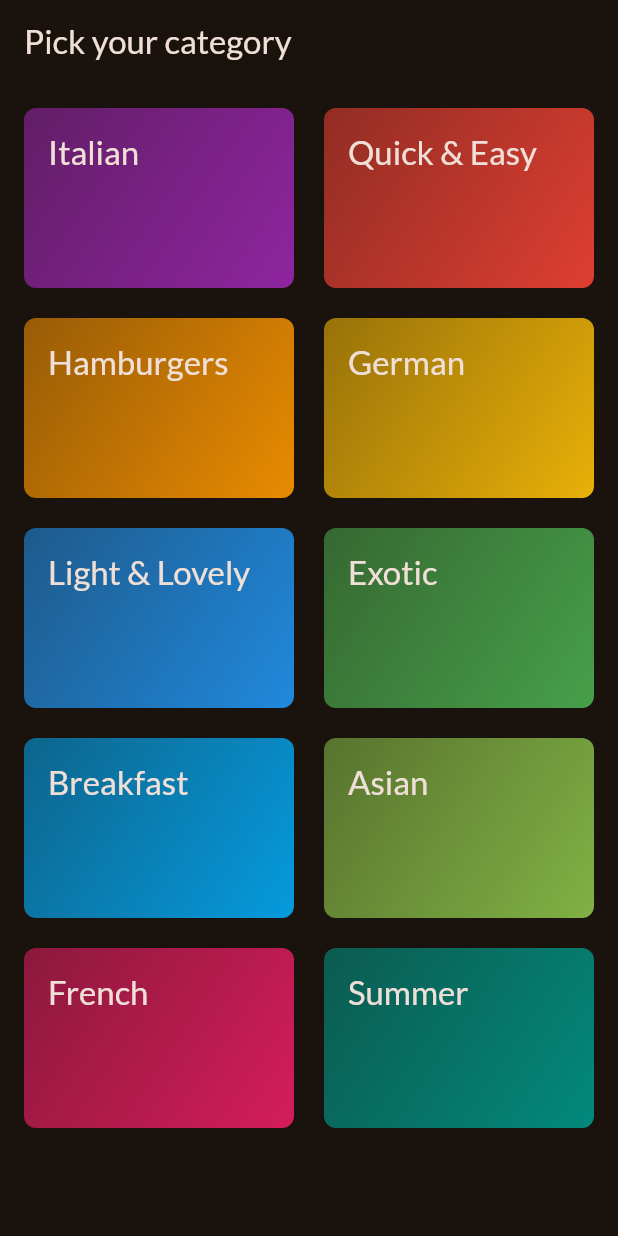
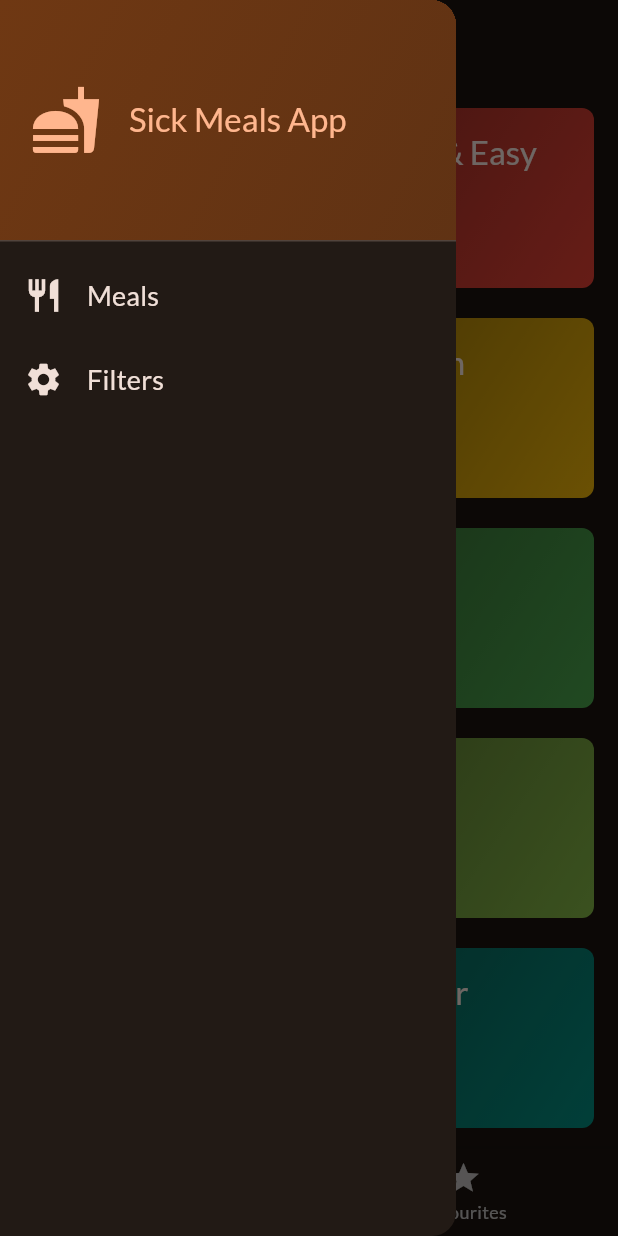
Before and after one commit to Niproblema/FoodApp, a Flutter app: the screen it shows after launch, with the side drawer open (before the commit the screen has no drawer), on a phone screen of 412 x 824 dp. Run offline on Flutter 3.47's test engine with Material 2 defaults, Android fonts, the phone set to English and light mode, and no system bars; our stand-ins replace google_fonts, transparent_image.

Commit message:
Finished section

```diff
--- a/lib/main.dart
+++ b/lib/main.dart
@@ -1,5 +1,5 @@
 import 'package:flutter/material.dart';
-import 'package:food_app/screens/categories_screen.dart';
+import 'package:food_app/screens/tabs_screen.dart';
 
 import 'package:google_fonts/google_fonts.dart';
 
@@ -23,7 +23,7 @@ class App extends StatelessWidget {
   Widget build(BuildContext context) {
     return MaterialApp(
       theme: theme,
-      home: CategoriesScreen(),
+      home: const TabsScreen(),
     );
   }
 }
--- a/lib/screens/categories_screen.dart
+++ b/lib/screens/categories_screen.dart
@@ -6,15 +6,15 @@ import 'package:food_app/screens/meals_screen.dart';
 import 'package:food_app/widgets/category_grid_item.dart';
 
 class CategoriesScreen extends StatelessWidget {
-  const CategoriesScreen({super.key});
+  final void Function(Meal meal) onToggleFavouriteCallback;
+  final List<Meal> _availableMeals;
+
+  const CategoriesScreen(this.onToggleFavouriteCallback, this._availableMeals,
+      {super.key});
 
   @override
   Widget build(BuildContext context) {
-    return Scaffold(
-      appBar: AppBar(
-        title: const Text('Pick your category'),
-      ),
-      body: GridView(
+    return GridView(
       padding: const EdgeInsets.all(16),
       gridDelegate: const SliverGridDelegateWithFixedCrossAxisCount(
         crossAxisCount: 2,
@@ -29,19 +29,21 @@ class CategoriesScreen extends StatelessWidget {
             () => selectCategory(context, cat),
           )
       ],
-      ),
     );
   }
 
   void selectCategory(BuildContext context, Category category) {
-    List<Meal> meals = dummyMeals
+    List<Meal> meals = _availableMeals
         .where((meal) => meal.categories.contains(category.id))
         .toList();
 
     Navigator.push(
         context,
         MaterialPageRoute(
-          builder: (context) => MealsScreen(category.title, meals),
+          builder: (context) => MealsScreen(
+              title: category.title,
+              meals: meals,
+              onToggleFavouriteCallback: onToggleFavouriteCallback),
         ));
   }
 }
--- /dev/null
+++ b/lib/screens/tabs_screen.dart
@@ -0,0 +1,126 @@
+import 'package:flutter/material.dart';
+import 'package:food_app/data/dummy_data.dart';
+import 'package:food_app/models/meal.dart';
+import 'package:food_app/screens/categories_screen.dart';
+import 'package:food_app/screens/filters_screen.dart';
+import 'package:food_app/screens/meals_screen.dart';
+import 'package:food_app/widgets/main_drawer.dart';
+
+const Map<Filter, bool> kInitialFilters = {
+  Filter.glutenFree: false,
+  Filter.lactoseFree: false,
+  Filter.vegetarian: false,
+  Filter.vegan: false,
+};
+
+class TabsScreen extends StatefulWidget {
+  const TabsScreen({super.key});
+
+  @override
+  State<StatefulWidget> createState() {
+    return _TabsScreenState();
+  }
+}
+
+class _TabsScreenState extends State<TabsScreen> {
+  int _selectedPageIndex = 0;
+  final List<Meal> _favouriteMeals = [];
+  Map<Filter, bool> _selectedFilters = kInitialFilters;
+
+  @override
+  Widget build(BuildContext context) {
+    final List<Meal> availableMeals = dummyMeals.where((meal) {
+      if (!meal.isGlutenFree && _selectedFilters[Filter.glutenFree]!) {
+        return false;
+      }
+      if (!meal.isLactoseFree && _selectedFilters[Filter.lactoseFree]!) {
+        return false;
+      }
+      if (!meal.isVegetarian && _selectedFilters[Filter.vegetarian]!) {
+        return false;
+      }
+      if (!meal.isVegan && _selectedFilters[Filter.vegan]!) {
+        return false;
+      }
+      return true;
+    }).toList();
+
+    Widget activePage;
+    final String activePageTitle;
+    if (_selectedPageIndex == 0) {
+      activePage = CategoriesScreen(_toggleMealFavouriteStatus, availableMeals);
+      activePageTitle = 'Categories';
+    } else {
+      activePageTitle = 'Favourites';
+      activePage = MealsScreen(
+        meals: _favouriteMeals,
+        onToggleFavouriteCallback: _toggleMealFavouriteStatus,
+      );
+    }
+
+    return Scaffold(
+      appBar: AppBar(
+        title: Text(activePageTitle),
+      ),
+      drawer: MainDrawer(_setScreen),
+      body: activePage,
+      bottomNavigationBar: BottomNavigationBar(
+        currentIndex: _selectedPageIndex,
+        onTap: _selectNavPage,
+        items: const [
+          BottomNavigationBarItem(
+            icon: Icon(Icons.set_meal),
+            label: 'Categories',
+          ),
+          BottomNavigationBarItem(
+            icon: Icon(Icons.star),
+            label: 'Favourites',
+          ),
+        ],
+      ),
+    );
+  }
+
+  void _selectNavPage(int tabIndex) {
+    setState(() {
+      _selectedPageIndex = tabIndex;
+    });
+  }
+
+  void _showInfoMessage(String message) {
+    ScaffoldMessenger.of(context).clearSnackBars();
+    ScaffoldMessenger.of(context).showSnackBar(SnackBar(
+      content: Text(message),
+      duration: const Duration(seconds: 2),
+    ));
+  }
+
+  void _toggleMealFavouriteStatus(Meal meal) {
+    setState(() {
+      if (!_favouriteMeals.remove(meal)) {
+        _favouriteMeals.add(meal);
+        _showInfoMessage('Meal added to favourites.');
+      } else {
+        _showInfoMessage('Meal removed from favourites.');
+      }
+    });
+  }
+
+  void _setScreen(String screenName) {
+    if (screenName == 'meals') {
+      Navigator.of(context).pop();
+    } else if (screenName == 'filters') {
+      Navigator.of(context).pop();
+      Navigator.of(context)
+          .push<Map<Filter, bool>>(
+              MaterialPageRoute(builder: (ctx) => FiltersScreen(_selectedFilters)))
+          .then(
+        (value) {
+          setState(() {
+            _selectedFilters = value ?? kInitialFilters;
+          });
+        },
+      );
+    }
+  }
+}
--- /dev/null
+++ b/lib/widgets/main_drawer.dart
@@ -0,0 +1,76 @@
+import 'package:flutter/material.dart';
+
+class MainDrawer extends StatelessWidget {
+  final void Function(String) onSelectScreen;
+
+  const MainDrawer(this.onSelectScreen, {super.key});
+
+  @override
+  Widget build(BuildContext context) {
+    return Drawer(
+      child: Column(
+        children: [
+          DrawerHeader(
+            padding: const EdgeInsets.all(20),
+            decoration: BoxDecoration(
+              gradient: LinearGradient(
+                colors: [
+                  Theme.of(context).colorScheme.primaryContainer,
+                  Theme.of(context)
+                      .colorScheme
+                      .primaryContainer
+                      .withOpacity(0.8),
+                ],
+                begin: Alignment.topLeft,
+                end: Alignment.bottomRight,
+              ),
+            ),
+            child: Row(
+              children: [
+                Icon(Icons.fastfood,
+                    size: 48, color: Theme.of(context).colorScheme.primary),
+                const SizedBox(width: 18),
+                Text(
+                  'Sick Meals App',
+                  style: Theme.of(context).textTheme.titleLarge!.copyWith(
+                        color: Theme.of(context).colorScheme.primary,
+                      ),
+                ),
+              ],
+            ),
+          ),
+          ListTile(
+            onTap: () => onSelectScreen('meals'),
+            leading: Icon(
+              Icons.restaurant,
+              size: 26,
+              color: Theme.of(context).colorScheme.onBackground,
+            ),
+            title: Text(
+              'Meals',
+              style: Theme.of(context).textTheme.titleSmall!.copyWith(
+                    color: Theme.of(context).colorScheme.onBackground,
+                    fontSize: 18,
+                  ),
+            ),
+          ),
+          ListTile(
+            onTap: () => onSelectScreen('filters'),
+            leading: Icon(
+              Icons.settings,
+              size: 26,
+              color: Theme.of(context).colorScheme.onBackground,
+            ),
+            title: Text(
+              'Filters',
+              style: Theme.of(context).textTheme.titleSmall!.copyWith(
+                    color: Theme.of(context).colorScheme.onBackground,
+                    fontSize: 18,
+                  ),
+            ),
+          ),
+        ],
+      ),
+    );
+  }
+}
```
Also changed, not shown: lib/screens/filters_screen.dart (added, +148 -0 lines), lib/screens/meal_details_screen.dart (added, +77 -0 lines), lib/screens/meals_screen.dart (+29 -7 lines), lib/widgets/meal_item.dart (+10 -8 lines). Lines whose indentation alone changed are shown as unchanged.
